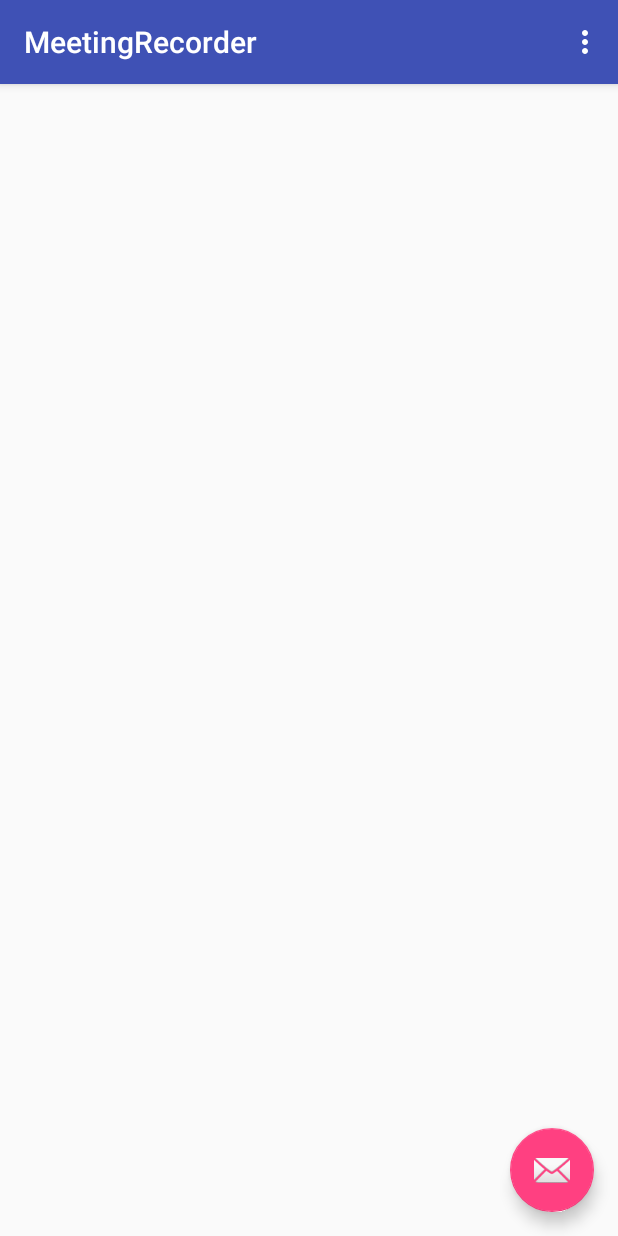
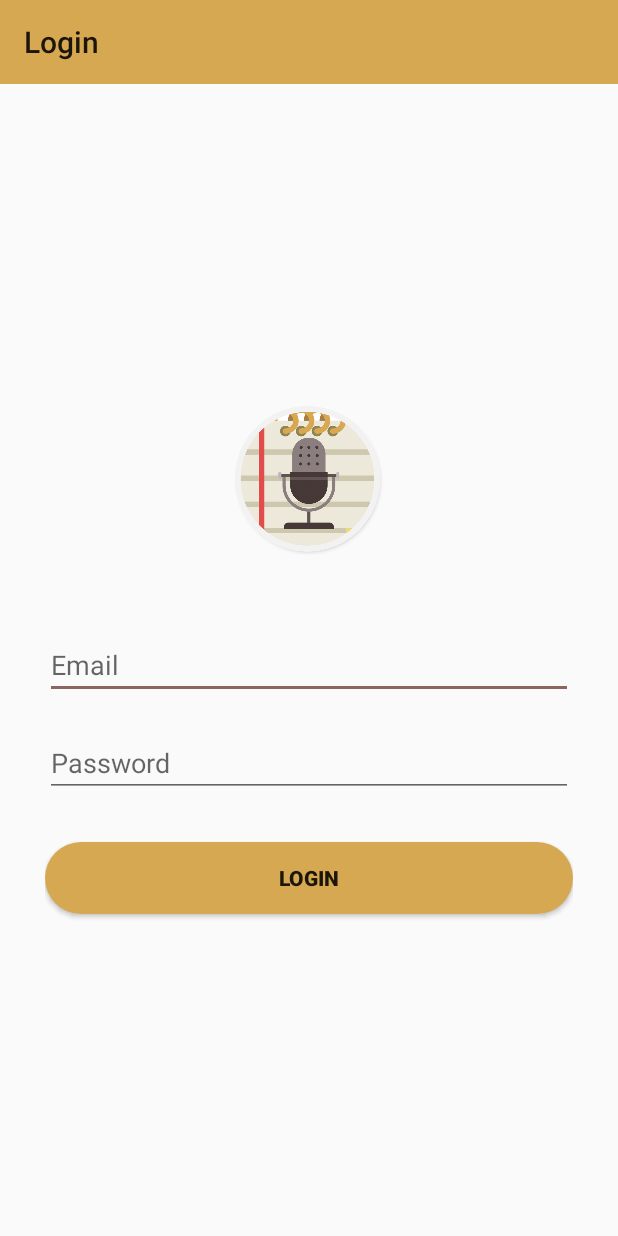
Before and after one commit to Rishab95333/Hack-O-Holics, an Android app: the screen it shows after launch (MainActivity before the commit, LoginActivity after it), on a phone screen of 412 x 824 dp. Run offline under Robolectric (Android 15) with nearby library versions, the phone set to English and light mode, and no system bars.

Commit message:
basic design

```diff
--- a/app/build.gradle
+++ b/app/build.gradle
@@ -48,4 +48,6 @@ dependencies {
     implementation 'com.android.support:multidex:1.0.2'
     implementation project(':alize-debug')
     compile 'net.gotev:speech:1.3.1'
+    compile 'com.github.markushi:circlebutton:1.1'
+
 }
--- /dev/null
+++ b/app/src/main/java/com/dmi/meetingrecorder/LoginActivity.java
@@ -0,0 +1,35 @@
+package com.dmi.meetingrecorder;
+
+import android.content.Intent;
+import android.os.Bundle;
+import android.support.annotation.Nullable;
+import android.support.v7.app.AppCompatActivity;
+import android.support.v7.widget.Toolbar;
+import android.view.View;
+import android.widget.Button;
+
+/**
+ * Created by Psingh on 2/23/2018.
+ */
+
+public class LoginActivity extends AppCompatActivity implements View.OnClickListener{
+
+    private Toolbar mToolbar;
+    private Button mLoginBtn;
+
+    @Override
+    protected void onCreate(@Nullable Bundle savedInstanceState) {
+        super.onCreate(savedInstanceState);
+        setContentView(R.layout.activity_login);
+        mToolbar = (Toolbar) findViewById(R.id.toolbar);
+        mLoginBtn=(Button)findViewById(R.id.login_btn);
+        setSupportActionBar(mToolbar);
+        getSupportActionBar().setTitle("Login");
+        mLoginBtn.setOnClickListener(this);
+    }
+
+    @Override
+    public void onClick(View view) {
+        startActivity(new Intent(LoginActivity.this,HomeActivity.class));
+    }
+}
--- /dev/null
+++ b/app/src/main/res/drawable/drawable_green_gradient.xml
@@ -0,0 +1,6 @@
+<?xml version="1.0" encoding="utf-8"?>
+<shape xmlns:android="http://schemas.android.com/apk/res/android"
+        android:shape="rectangle">
+    <solid android:color="#D7A852"></solid>
+    <corners android:radius="25dp" />
+</shape>
--- /dev/null
+++ b/app/src/main/res/layout/activity_login.xml
@@ -0,0 +1,64 @@
+<?xml version="1.0" encoding="utf-8"?>
+<RelativeLayout
+        xmlns:android="http://schemas.android.com/apk/res/android"
+        android:layout_width="match_parent"
+        android:layout_height="match_parent"
+        android:orientation="vertical"
+        android:gravity="center"
+        android:layout_alignParentTop="true">
+    <LinearLayout
+            android:id="@+id/top_view"
+            android:layout_width="match_parent"
+            android:layout_height="wrap_content"
+            android:layout_alignParentTop="true"
+            android:orientation="vertical">
+
+    <include
+            android:id="@+id/toolbar_view"
+            layout="@layout/view_toolbar"></include>
+    </LinearLayout>
+    <LinearLayout
+            android:layout_width="match_parent"
+            android:layout_height="match_parent"
+            android:orientation="vertical"
+            android:layout_centerInParent="true"
+            android:layout_below="@+id/top_view"
+            android:gravity="center"
+            android:paddingLeft="30dp"
+            android:paddingRight="30dp"
+            android:layout_centerHorizontal="true">
+
+<ImageView
+        android:layout_width="100dp"
+        android:layout_height="100dp"
+        android:layout_marginBottom="50dp"
+        android:src="@drawable/start_record_icon"/>
+
+    <EditText
+            android:id="@+id/edt_email"
+            android:layout_width="match_parent"
+            android:layout_height="wrap_content"
+            android:maxLines="1"
+            android:inputType="textEmailAddress"
+            android:hint="Email"/>
+
+    <EditText
+            android:id="@+id/edt_password"
+            android:layout_width="match_parent"
+            android:layout_height="wrap_content"
+            android:hint="Password"
+            android:maxLines="1"
+            android:inputType="textPassword"
+            android:layout_marginTop="20dp"/>
+
+    <Button
+            android:id="@+id/login_btn"
+            android:layout_width="match_parent"
+            android:layout_height="wrap_content"
+            android:text="Login"
+            android:background="@drawable/drawable_green_gradient"
+            android:padding="10dp"
+            android:textStyle="bold"
+            android:layout_marginTop="30dp"/>
+    </LinearLayout>
+</RelativeLayout>
--- /dev/null
+++ b/app/src/main/res/layout/view_toolbar.xml
@@ -0,0 +1,13 @@
+<?xml version="1.0" encoding="utf-8"?>
+<LinearLayout xmlns:android="http://schemas.android.com/apk/res/android"
+        xmlns:app="http://schemas.android.com/apk/res-auto"
+        android:layout_height="wrap_content"
+        android:layout_width="match_parent">
+    <android.support.v7.widget.Toolbar
+            android:id="@+id/toolbar"
+            android:layout_width="match_parent"
+            android:layout_height="?attr/actionBarSize"
+            android:background="#D7A852"
+            android:minHeight="?attr/actionBarSize" />
+
+</LinearLayout>
--- a/app/src/main/res/values/colors.xml
+++ b/app/src/main/res/values/colors.xml
@@ -1,6 +1,6 @@
 <?xml version="1.0" encoding="utf-8"?>
 <resources>
-    <color name="colorPrimary">#3F51B5</color>
-    <color name="colorPrimaryDark">#303F9F</color>
-    <color name="colorAccent">#FF4081</color>
+    <color name="colorPrimary">#463836</color>
+    <color name="colorPrimaryDark">#463836</color>
+    <color name="colorAccent">#8c6560 </color>
 </resources>
--- a/app/src/main/res/values/strings.xml
+++ b/app/src/main/res/values/strings.xml
@@ -1,4 +1,5 @@
 <resources>
     <string name="app_name">MeetingRecorder</string>
     <string name="action_settings">Settings</string>
+    <string name="record_sample">Record \n Sample</string>
 </resources>
```
Also changed, not shown: app/src/main/AndroidManifest.xml (+7 -1 lines), app/src/main/java/com/dmi/meetingrecorder/AudioService.java (added, +139 -0 lines), app/src/main/java/com/dmi/meetingrecorder/HomeActivity.java (added, +69 -0 lines), app/src/main/res/drawable/button_selector.xml (added, +16 -0 lines), app/src/main/res/layout/activity_home.xml (added, +63 -0 lines), app/src/main/res/drawable-hdpi/ic_launcher.png (added), app/src/main/res/drawable-hdpi/start_record_icon.png (added), app/src/main/res/drawable-xhdpi/ic_launcher.png (added), app/src/main/res/drawable-xhdpi/start_record_icon.png (added), app/src/main/res/drawable-xxhdpi/ic_launcher.png (added), app/src/main/res/drawable-xxhdpi/start_record_icon.png (added).
